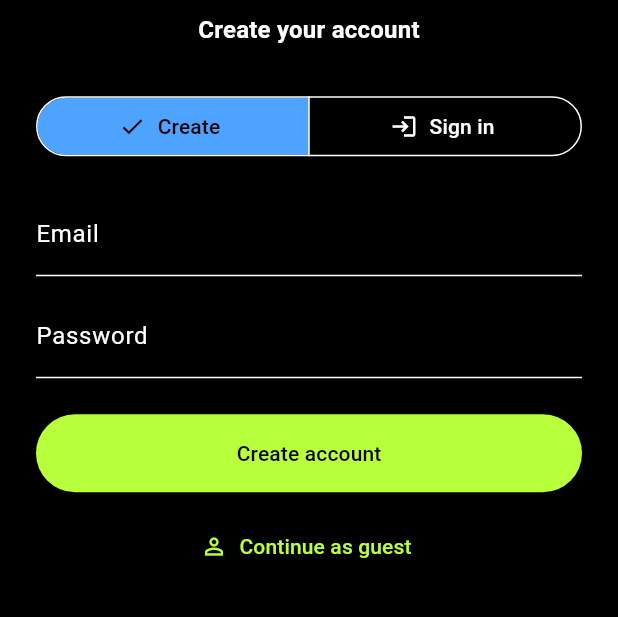
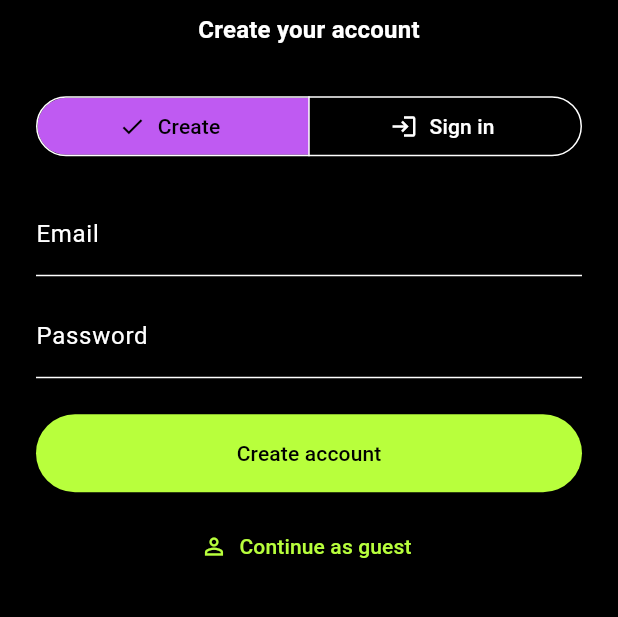
Before and after one commit to angela20241009-code/NutriLens, a Flutter app: the screen it shows after launch, on a phone screen of 412 x 824 dp, the part 353-970 px from its top. Run offline on Flutter 3.47's test engine with Material 3 defaults, Android fonts, the phone set to English and light mode, and no system bars; our stand-ins replace cloud_firestore, firebase_auth, firebase_core, flutter_dotenv, image_picker, timezone; accounts and stored records are empty; generated files the repository leaves out were written again.

Commit message:
improved the UI of the log meal screen

```diff
--- a/lib/features/home/widgets/meal_plan_card.dart
+++ b/lib/features/home/widgets/meal_plan_card.dart
@@ -103,10 +103,10 @@ class _PlaceholderGradient extends StatelessWidget {
           begin: Alignment.topLeft,
           end: Alignment.bottomRight,
           colors: isBreakfast
-              ? [const Color(0xFF8B6914), const Color(0xFF4A3810)]
+              ? [AppColors.fitnessGreen, AppColors.fitnessBlack]
               : isDinner
-              ? [const Color(0xFF5A3E85), const Color(0xFF2B2240)]
-              : [const Color(0xFF2D6A4F), const Color(0xFF1B4332)],
+              ? [AppColors.fitnessPurple, AppColors.fitnessBlack]
+              : [AppColors.fitnessWhite, AppColors.fitnessBlack],
         ),
       ),
       child: Center(
--- a/lib/features/home/widgets/todays_fuel_card.dart
+++ b/lib/features/home/widgets/todays_fuel_card.dart
@@ -268,21 +268,21 @@ class _MacroList extends StatelessWidget {
           label: 'Protein',
           current: totals.proteinG,
           target: targets.proteinG,
-          color: AppColors.electricBlue,
+          color: AppColors.fitnessPurple,
         ),
         const SizedBox(height: 20),
         _MacroRow(
           label: 'Carbs',
           current: totals.carbsG,
           target: targets.carbsG,
-          color: AppColors.orange,
+          color: AppColors.fitnessGreen,
         ),
         const SizedBox(height: 20),
         _MacroRow(
           label: 'Fats',
           current: totals.fatsG,
           target: targets.fatsG,
-          color: const Color(0xFFFFD83D),
+          color: AppColors.fitnessWhite,
         ),
       ],
     );
--- a/lib/theme/app_colors.dart
+++ b/lib/theme/app_colors.dart
@@ -1,18 +1,23 @@
 import 'package:flutter/material.dart';
 
 abstract final class AppColors {
-  static const background = Color(0xFF000000);
-  static const lime = Color(0xFFB8FF3C);
-  static const limeDark = Color(0xFF5A7A1E);
-  static const electricBlue = Color(0xFF4DA3FF);
-  static const programBannerBg = Color(0xFF0D1F33);
-  static const orange = Color(0xFFFF8C42);
-  static const cardDark = Color(0xFF1A1A1A);
-  static const cardDarker = Color(0xFF121212);
-  static const textPrimary = Color(0xFFFFFFFF);
-  static const textMuted = Color(0xFF8A8A8A);
-  static const navInactive = Color(0xFF6B6B6B);
-  static const sleepAccent = Color(0xFF9B7EDE);
-  static const sleepAccentMuted = Color(0xFF3D2E5C);
-  static const onLime = Color(0xFF000000);
+  static const fitnessBlack = Color(0xFF000000);
+  static const fitnessWhite = Color(0xFFFFFFFF);
+  static const fitnessGreen = Color(0xFFB8FF3C);
+  static const fitnessPurple = Color(0xFFBF5AF2);
+
+  static const background = fitnessBlack;
+  static const lime = fitnessGreen;
+  static const limeDark = fitnessGreen;
+  static const electricBlue = fitnessPurple;
+  static const programBannerBg = fitnessBlack;
+  static const orange = fitnessPurple;
+  static const cardDark = fitnessBlack;
+  static const cardDarker = fitnessBlack;
+  static const textPrimary = fitnessWhite;
+  static const textMuted = fitnessWhite;
+  static const navInactive = fitnessWhite;
+  static const sleepAccent = fitnessPurple;
+  static const sleepAccentMuted = fitnessPurple;
+  static const onLime = fitnessBlack;
 }
```
